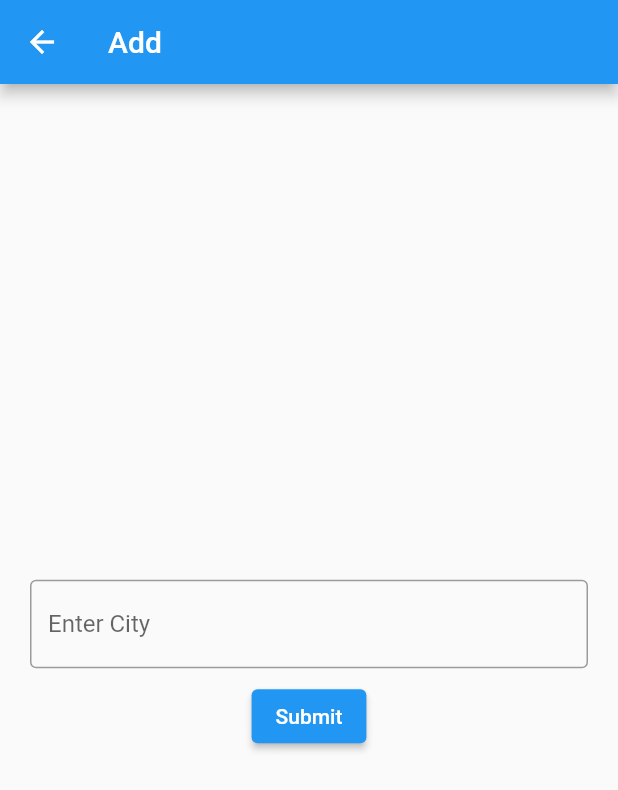
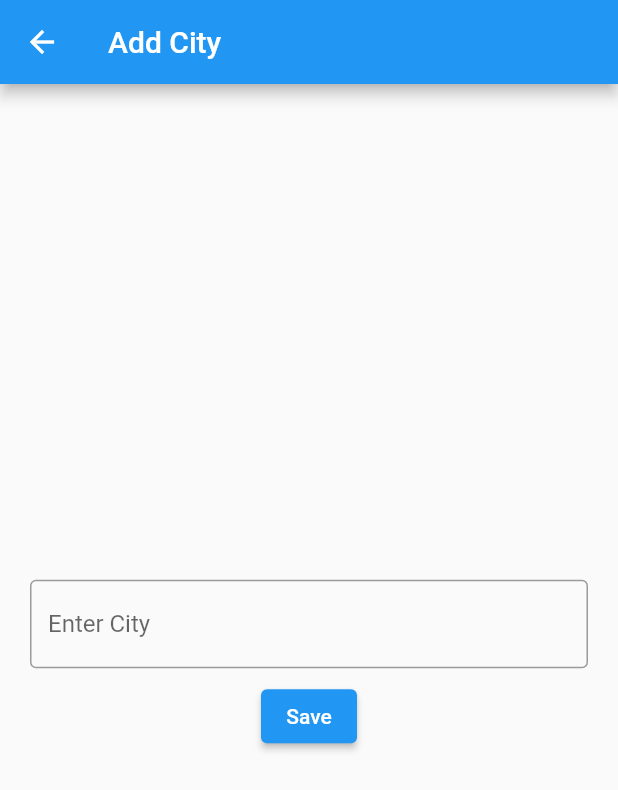
Before and after one commit to kmrosiek/flutter-weather-app, a Flutter app: the AddEditCityPage screen opened directly, on a phone screen of 412 x 824 dp. Shown: the top 790 px of the screen. Run offline on Flutter 3.47's test engine with Material 2 defaults, Android fonts, the phone set to English and light mode, and no system bars; our stand-ins replace bloc, dartz, dio, flutter_bloc, flutter_hooks, freezed_annotation and 5 more; accounts and stored records are empty; generated files the repository leaves out were written again.

Commit message:
Implemented add/edit functionality

```diff
--- a/lib/application/cities_overview/cities_overview_bloc.dart
+++ b/lib/application/cities_overview/cities_overview_bloc.dart
@@ -85,15 +85,35 @@ class CitiesOverviewBloc
       }));
     });
 
-    on<_AddedOrEdited>((event, emit) async {
+    on<_Added>((event, emit) async {
       var cities = List<CityWeather>.from(state.citiesWeather);
       var indexOfEdited = cities.indexWhere((city) =>
           city.getCityNameOrThrow() == event.cityWeather.getCityNameOrThrow());
       if (indexOfEdited == -1) {
         cities.add(event.cityWeather);
+        emit(state.copyWith(citiesWeather: cities));
       } else {
-        cities[indexOfEdited] = event.cityWeather;
+        //emit(state.copyWith(
+        //repositoryFailure: some(const RepositoryFailure.unexpected())));
+        //TODO should notify user city is already in the list
       }
+    });
+
+    on<_Edited>((event, emit) async {
+      var cities = List<CityWeather>.from(state.citiesWeather);
+      var indexOfEdited = cities.indexWhere((city) =>
+          city.getCityNameOrThrow() == event.oldCity.getCityNameOrThrow());
+      if (indexOfEdited == -1) {
+        emit(state.copyWith(
+            repositoryFailure: some(const RepositoryFailure.unexpected())));
+        return;
+      }
+      var indexOfNew = cities.indexWhere((city) =>
+          city.getCityNameOrThrow() == event.newCity.getCityNameOrThrow());
+      if (indexOfNew != -1) {
+        //TODO should notify user city is already in the list
+      }
+      cities[indexOfEdited] = event.newCity;
       emit(state.copyWith(citiesWeather: cities));
     });
   }
--- a/lib/application/cities_overview/cities_overview_event.dart
+++ b/lib/application/cities_overview/cities_overview_event.dart
@@ -6,6 +6,7 @@ class CitiesOverviewEvent with _$CitiesOverviewEvent {
   const factory CitiesOverviewEvent.favoriteSwitched(CityWeather cityWeather) =
       _FavoriteSwitched;
   const factory CitiesOverviewEvent.deleted(CityWeather cityWeather) = _Deleted;
-  const factory CitiesOverviewEvent.addedOrEdited(CityWeather cityWeather) =
-      _AddedOrEdited;
+  const factory CitiesOverviewEvent.added(CityWeather cityWeather) = _Added;
+  const factory CitiesOverviewEvent.edited(
+      CityWeather oldCity, CityWeather newCity) = _Edited;
 }
--- a/lib/presentation/add_edit_city_page.dart
+++ b/lib/presentation/add_edit_city_page.dart
@@ -18,7 +18,7 @@ class AddEditCityPage extends HookWidget {
     final cityController = useTextEditingController();
     return Scaffold(
       appBar: AppBar(
-        title: Text(cityWeatherOption.isSome() ? 'Edit' : 'Add'),
+        title: Text((cityWeatherOption.isSome() ? 'Edit' : 'Add') + ' City'),
       ),
       body: Center(
         child: Column(
@@ -30,20 +30,25 @@ class AddEditCityPage extends HookWidget {
               child: TextFormField(
                 decoration: const InputDecoration(
                     border: OutlineInputBorder(), labelText: 'Enter City'),
-                controller: cityController,
+                controller: cityController
+                  ..text = cityWeatherOption.fold(
+                      () => '', (city) => city.getCityNameOrThrow()),
               ),
             ),
             ElevatedButton(
                 onPressed: () {
                   context.read<AddEditCityBloc>().add(
-                      AddEditCityEvent.cityNameSubmitted(cityController.text));
+                      AddEditCityEvent.cityNameSubmitted(
+                          cityController.text.toLowerCase()));
                 },
-                child: const Text('Submit')),
+                child: const Text('Save')),
             BlocConsumer<AddEditCityBloc, AddEditCityState>(
                 listener: (context, state) => state.maybeMap(
                     submissionSuccess: (s) {
-                      getIt<CitiesOverviewBloc>().add(
-                          CitiesOverviewEvent.addedOrEdited(s.cityWeather));
+                      getIt<CitiesOverviewBloc>().add(cityWeatherOption.fold(
+                          () => CitiesOverviewEvent.added(s.cityWeather),
+                          (city) =>
+                              CitiesOverviewEvent.edited(city, s.cityWeather)));
                       Navigator.pop(context);
                     },
                     orElse: () {}),
```
Also changed, not shown: lib/presentation/widgets/weather_tile.dart (+12 -2 lines).
